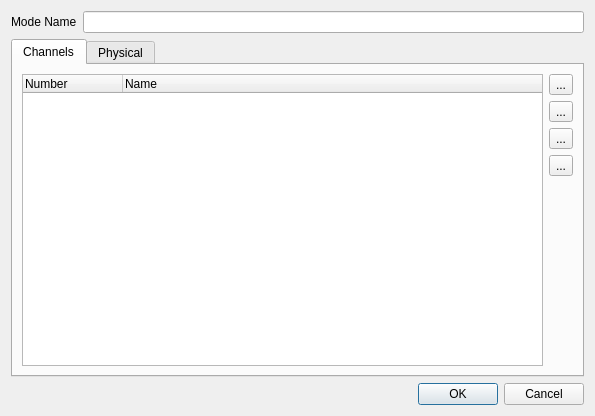
Bondzio/qlc, file branches/qt4/fixtureeditor/editmode.ui: the form before one commit.
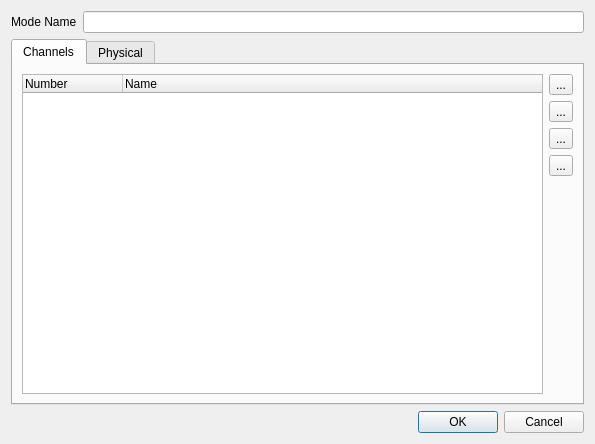
The form after the commit.

What changed in the file:
```diff
--- a/branches/qt4/fixtureeditor/editmode.ui
+++ b/branches/qt4/fixtureeditor/editmode.ui
@@ -6,7 +6,7 @@
     <x>0</x>
     <y>0</y>
     <width>595</width>
-    <height>416</height>
+    <height>444</height>
    </rect>
   </property>
   <property name="windowTitle" >
@@ -37,8 +37,8 @@
        <rect>
         <x>0</x>
         <y>0</y>
-        <width>571</width>
-        <height>304</height>
+        <width>573</width>
+        <height>328</height>
        </rect>
       </property>
       <attribute name="title" >
@@ -150,8 +150,8 @@
        <rect>
         <x>0</x>
         <y>0</y>
-        <width>571</width>
-        <height>304</height>
+        <width>573</width>
+        <height>328</height>
        </rect>
       </property>
       <attribute name="title" >
```
Left out of the diff: 2 changed lines with no effect on the pictures.
